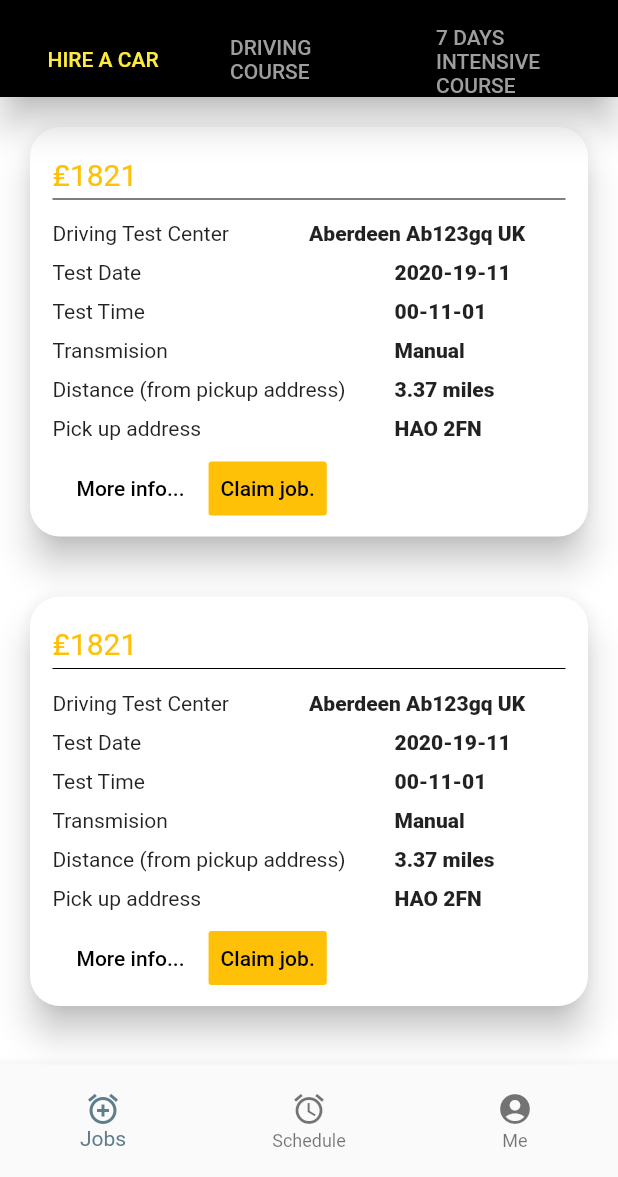
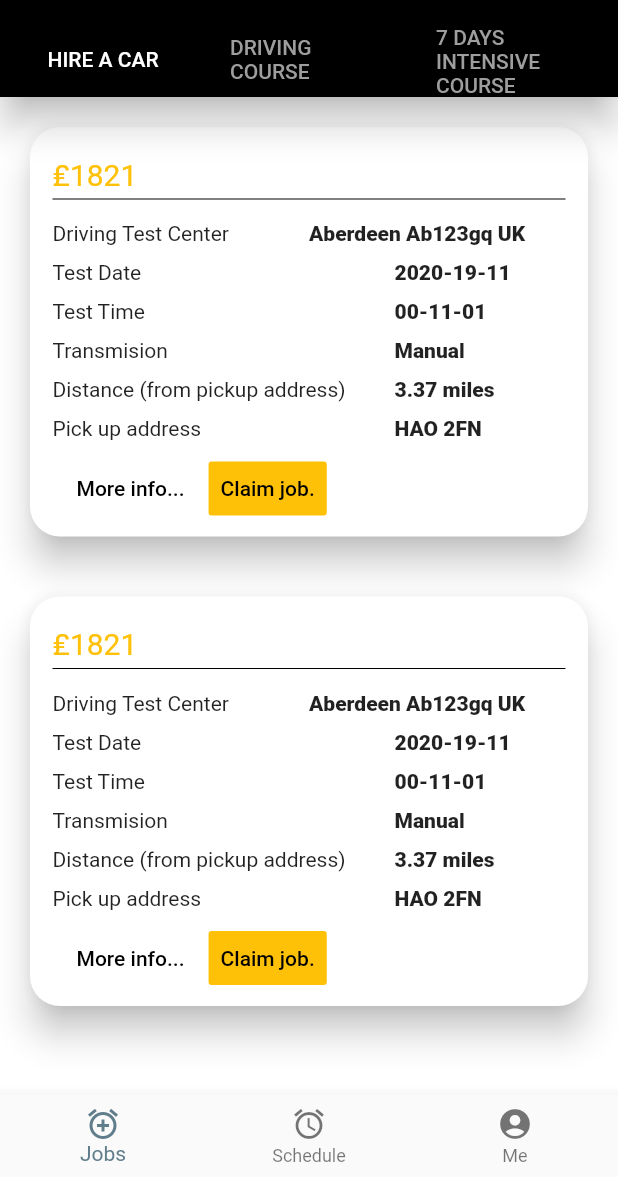
Before and after one commit to Aviatoryona/car_app_test, a Flutter app: the MyHomePage screen opened directly, on a phone screen of 412 x 824 dp, the part 59-1236 px from its top. Run offline on Flutter 3.47's test engine with Material 2 defaults, Android fonts, the phone set to English and light mode, and no system bars.

```diff
--- a/lib/src/pages/home.dart
+++ b/lib/src/pages/home.dart
@@ -17,7 +17,7 @@ class _MyHomePageState extends State<MyHomePage> {
   ScrollController _scrollBottomController = ScrollController();
   bool isScrollingDown = false;
   bool _show = true;
-  double bottomBarHeight = 75;
+  double bottomBarHeight = 55;
   double _bottomBarOffset = 0;
 
   @override
@@ -35,7 +35,7 @@ class _MyHomePageState extends State<MyHomePage> {
   void showBottomBar(){
     setState(() {
      _show =  true;
-     bottomBarHeight = 75;
+     bottomBarHeight = 55;
     });
   }
   void hideBottomBar(){
@@ -87,7 +87,7 @@ class _MyHomePageState extends State<MyHomePage> {
              child: Text('7 DAYS INTENSIVE COURSE',),
             )
           ],
-          labelColor: Colors.yellow,
+          labelColor: Colors.white,
           unselectedLabelColor: Colors.grey,
           indicatorSize: TabBarIndicatorSize.label,
           indicatorPadding: EdgeInsets.all(5.0),
```
